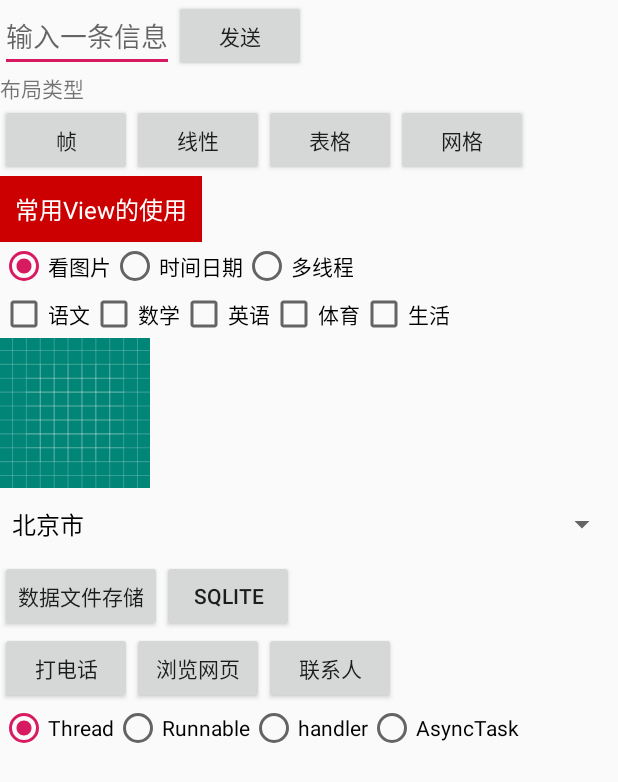
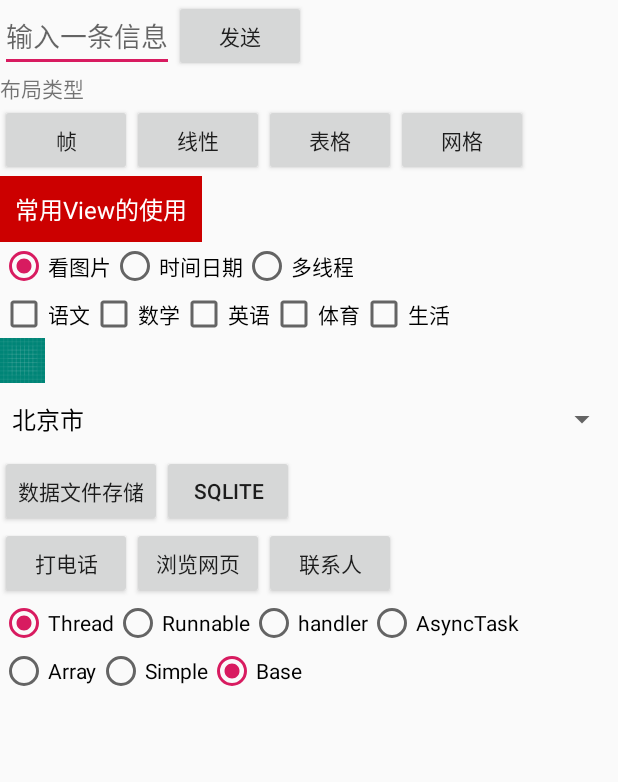
Before and after one commit to DavidJi80/AndroidHelloWorld, an Android app: the screen it shows after launch (MainActivity), on a phone screen of 412 x 824 dp. Shown: the top 782 px of the screen. Run offline under Robolectric (Android 15) with nearby library versions, the phone set to English and light mode, and no system bars.

Commit message:
Android：Adapter

```diff
--- a/app/src/main/AndroidManifest.xml
+++ b/app/src/main/AndroidManifest.xml
@@ -26,6 +26,7 @@
         <activity android:name=".activity.SaveReadDataActivity"></activity>
         <activity android:name=".activity.SQLiteActivity"></activity>
         <activity android:name=".activity.AsyncTaskActivity"></activity>
+        <activity android:name=".activity.AdapterActivity"></activity>
     </application>
 
     <uses-permission android:name="android.permission.WRITE_EXTERNAL_STORAGE" />
--- a/app/src/main/res/layout/activity_main.xml
+++ b/app/src/main/res/layout/activity_main.xml
@@ -154,8 +154,8 @@
 
     <ImageView
         android:id="@+id/iv1"
-        android:layout_width="100dp"
-        android:layout_height="100dp"
+        android:layout_width="30dp"
+        android:layout_height="30dp"
         android:layout_below="@+id/ll1"
         android:layout_alignLeft="@+id/ll1"
         android:src="@drawable/ic_launcher_background" />
@@ -255,5 +255,36 @@
 
     </RadioGroup>
 
+    <RadioGroup
+        android:id="@+id/rgAdapter"
+        android:layout_width="wrap_content"
+        android:layout_height="wrap_content"
+        android:layout_below="@+id/rgThread"
+        android:layout_alignLeft="@+id/rgThread"
+        android:orientation="horizontal">
+
+        <RadioButton
+            android:id="@+id/rbA1"
+            android:layout_width="wrap_content"
+            android:layout_height="wrap_content"
+            android:checked="true"
+            android:onClick="rgAdapterClick"
+            android:text="Array" />
+        <RadioButton
+            android:id="@+id/rbA2"
+            android:layout_width="wrap_content"
+            android:layout_height="wrap_content"
+            android:checked="true"
+            android:onClick="rgAdapterClick"
+            android:text="Simple" />
+        <RadioButton
+            android:id="@+id/rbA3"
+            android:layout_width="wrap_content"
+            android:layout_height="wrap_content"
+            android:checked="true"
+            android:onClick="rgAdapterClick"
+            android:text="Base" />
+    </RadioGroup>
+
 
 </RelativeLayout>
```
Also changed, not shown: app/src/main/java/com/github/davidji80/helloworld/activity/AdapterActivity.java (added, +82 -0 lines), app/src/main/java/com/github/davidji80/helloworld/activity/MainActivity.java (+22 -0 lines), app/src/main/java/com/github/davidji80/helloworld/adapter/CustomAdapter.java (added, +107 -0 lines), app/src/main/java/com/github/davidji80/helloworld/model/Person.java (added, +39 -0 lines), app/src/main/res/layout/activity_adapter.xml (added, +10 -0 lines), app/src/main/res/layout/view_listitem.xml (added, +34 -0 lines).
